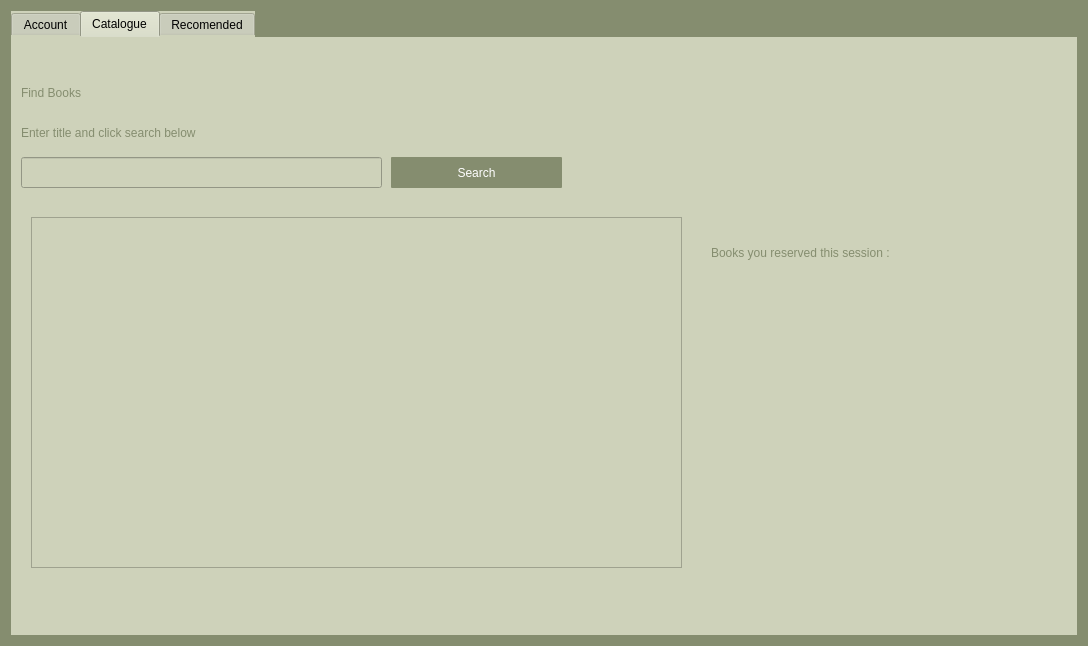
First picture: the form in LibraryApp/suclogin.ui, repository peterjmen/106.2_library_system, before the edit.
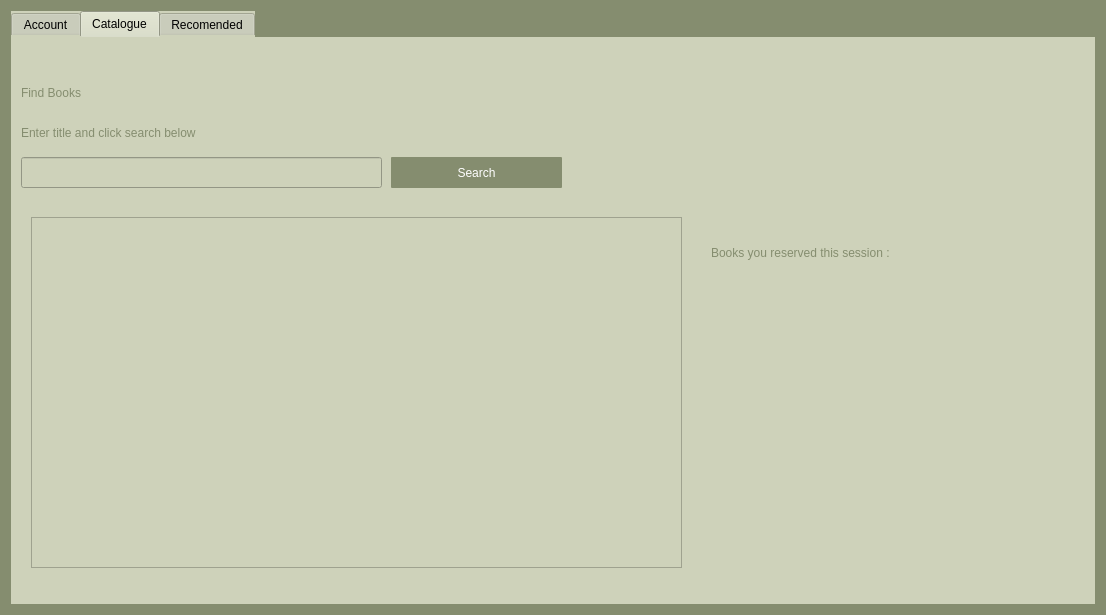
Second picture: the form after the edit. The open tabs and pages were chosen to show the change.

```diff
--- a/LibraryApp/suclogin.ui
+++ b/LibraryApp/suclogin.ui
@@ -6,8 +6,8 @@
    <rect>
     <x>0</x>
     <y>0</y>
-    <width>1088</width>
-    <height>646</height>
+    <width>1106</width>
+    <height>615</height>
    </rect>
   </property>
   <property name="windowTitle">
@@ -831,26 +831,10 @@
            <layout class="QVBoxLayout" name="bookInfoVertLayout"/>
           </item>
           <item>
-           <layout class="QHBoxLayout" name="horizontalLayout_4">
-            <property name="leftMargin">
-             <number>5</number>
-            </property>
-            <property name="topMargin">
-             <number>5</number>
-            </property>
-            <property name="rightMargin">
-             <number>5</number>
-            </property>
-            <property name="bottomMargin">
-             <number>5</number>
-            </property>
-            <item>
-             <layout class="QVBoxLayout" name="bookQuantityVertLayout"/>
-            </item>
-            <item>
-             <layout class="QVBoxLayout" name="bookOptions"/>
-            </item>
-           </layout>
+           <layout class="QVBoxLayout" name="bookQuantityVertLayout"/>
+          </item>
+          <item>
+           <layout class="QVBoxLayout" name="bookOptions"/>
           </item>
          </layout>
         </widget>
@@ -889,7 +873,7 @@
            <x>0</x>
            <y>0</y>
            <width>271</width>
-           <height>281</height>
+           <height>191</height>
           </rect>
          </property>
          <layout class="QVBoxLayout" name="reservedBooks"/>
```
Left out of the diff: 14 changed lines with no effect on the pictures.
